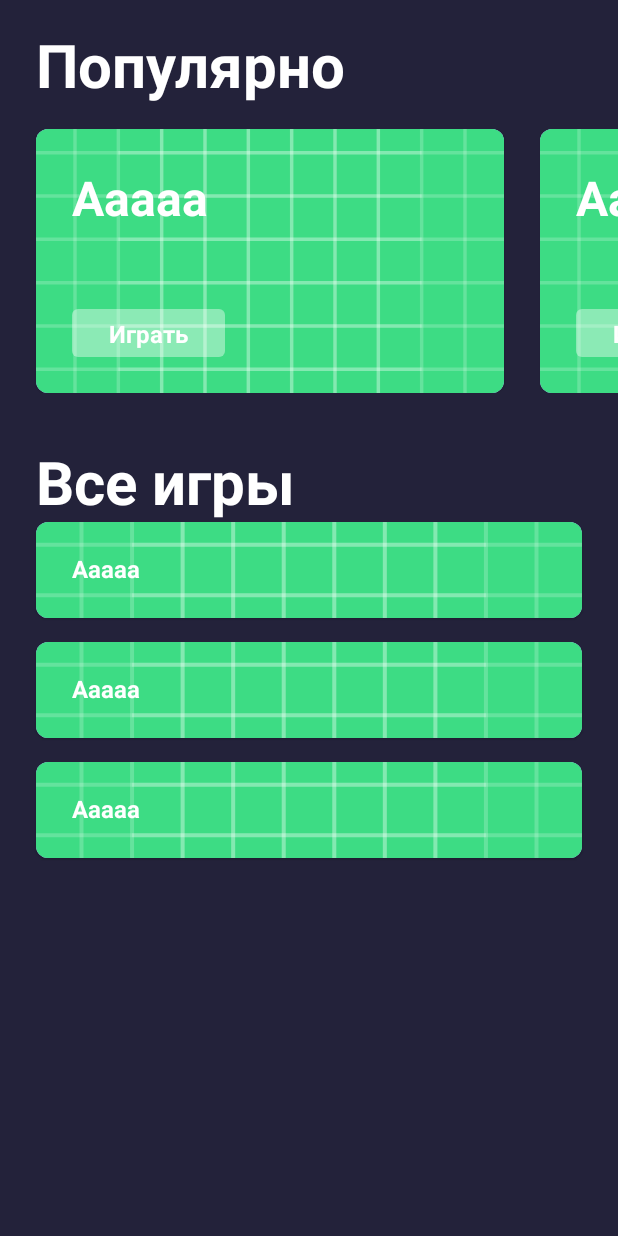
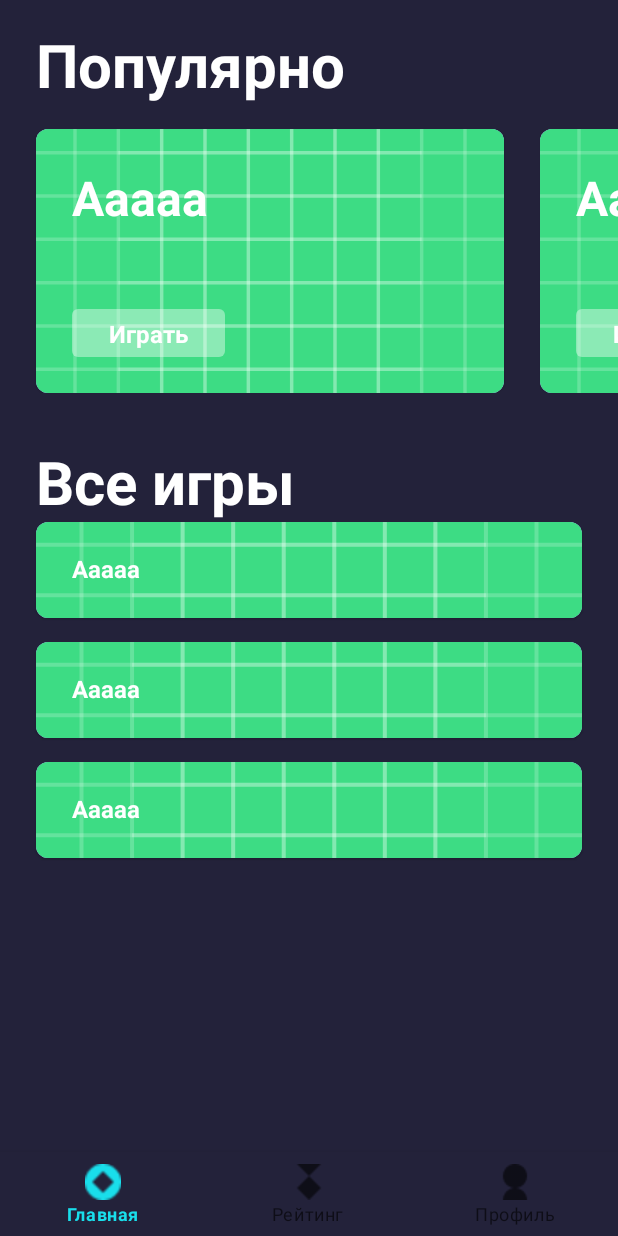
Before and after one commit to DanilB01/ws2022, an Android app: the layout activity_popular.xml on its own in the app's theme, with its tools: preview values and no code run, on a phone screen of 412 x 824 dp. Run offline under Robolectric (Android 15) with nearby library versions, the phone set to English and light mode, and no system bars.

Commit message:
Add bottom nav

```diff
--- a/app/src/main/res/layout/activity_popular.xml
+++ b/app/src/main/res/layout/activity_popular.xml
@@ -1,15 +1,11 @@
 <?xml version="1.0" encoding="utf-8"?>
-<androidx.core.widget.NestedScrollView xmlns:android="http://schemas.android.com/apk/res/android"
+<androidx.constraintlayout.widget.ConstraintLayout xmlns:android="http://schemas.android.com/apk/res/android"
     xmlns:app="http://schemas.android.com/apk/res-auto"
     xmlns:tools="http://schemas.android.com/tools"
     android:layout_width="match_parent"
     android:layout_height="match_parent"
     android:background="@color/mainColor"
     tools:context=".main.PopularActivity">
-
-    <androidx.constraintlayout.widget.ConstraintLayout
-        android:layout_width="match_parent"
-        android:layout_height="match_parent">
 
     <androidx.recyclerview.widget.RecyclerView
         android:id="@+id/horizontalRecycler"
@@ -50,12 +46,18 @@
     <androidx.recyclerview.widget.RecyclerView
         android:id="@+id/allGamesRecycler"
         android:layout_width="match_parent"
-            android:layout_height="wrap_content"
-            tools:listitem="@layout/item_game"
+        android:layout_height="0dp"
         app:layoutManager="androidx.recyclerview.widget.LinearLayoutManager"
-            app:layout_constraintBottom_toBottomOf="parent"
-            app:layout_constraintTop_toBottomOf="@+id/textView4" />
+        app:layout_constraintBottom_toTopOf="@+id/bottomView"
+        app:layout_constraintTop_toBottomOf="@+id/textView4"
+        tools:listitem="@layout/item_game" />
+
+    <com.google.android.material.bottomnavigation.BottomNavigationView
+        android:id="@+id/bottomView"
+        android:layout_width="match_parent"
+        android:layout_height="56dp"
+        app:menu="@menu/bottom_nav"
+        android:background="@color/mainColor"
+        app:layout_constraintBottom_toBottomOf="parent" />
 
 </androidx.constraintlayout.widget.ConstraintLayout>
-
-</androidx.core.widget.NestedScrollView>
--- /dev/null
+++ b/app/src/main/res/menu/bottom_nav.xml
@@ -0,0 +1,8 @@
+<?xml version="1.0" encoding="utf-8"?>
+<menu xmlns:android="http://schemas.android.com/apk/res/android">
+
+    <item android:id="@+id/mainItem" android:icon="@drawable/ic_main_disactive" android:title="Главная"/>
+    <item android:id="@+id/rankItem" android:icon="@drawable/ic_rank_diasctive" android:title="Рейтинг"/>
+    <item android:id="@+id/profileItem" android:icon="@drawable/ic_profile_disactive" android:title="Профиль" />
+
+</menu>
--- a/app/src/main/res/values/colors.xml
+++ b/app/src/main/res/values/colors.xml
@@ -13,4 +13,7 @@
     <color name="mainColor">#23223A</color>
     <color name="hintColor">#8D89E8</color>
     <color name="buttonColor">#19DEEB</color>
+
+    <color name="nonactiveColor">#72709B</color>
+    <color name="activeColor">#19DEEB</color>
 </resources>
--- a/app/src/main/res/values/themes.xml
+++ b/app/src/main/res/values/themes.xml
@@ -2,13 +2,13 @@
     <!-- Base application theme. -->
     <style name="Theme.Project" parent="Theme.MaterialComponents.DayNight.NoActionBar">
         <!-- Primary brand color. -->
-        <item name="colorPrimary">@color/purple_500</item>
+        <item name="colorPrimary">@color/activeColor</item>
         <item name="colorPrimaryVariant">@color/purple_700</item>
         <item name="colorOnPrimary">@color/white</item>
         <!-- Secondary brand color. -->
         <item name="colorSecondary">@color/teal_200</item>
         <item name="colorSecondaryVariant">@color/teal_700</item>
-        <item name="colorOnSecondary">@color/black</item>
+        <item name="colorOnSecondary">@color/nonactiveColor</item>
         <!-- Status bar color. -->
         <item name="android:statusBarColor" tools:targetApi="l">@color/mainColor</item>
         <!-- Customize your theme here. -->
```
Also changed, not shown: app/src/main/res/layout/item_bottom_nav.xml (added, +21 -0 lines), app/src/main/res/drawable/ic_main_active.png (added), app/src/main/res/drawable/ic_main_disactive.png (added), app/src/main/res/drawable/ic_profile_disactive.png (added), app/src/main/res/drawable/ic_rank_diasctive.png (added). Lines whose indentation alone changed are shown as unchanged.
